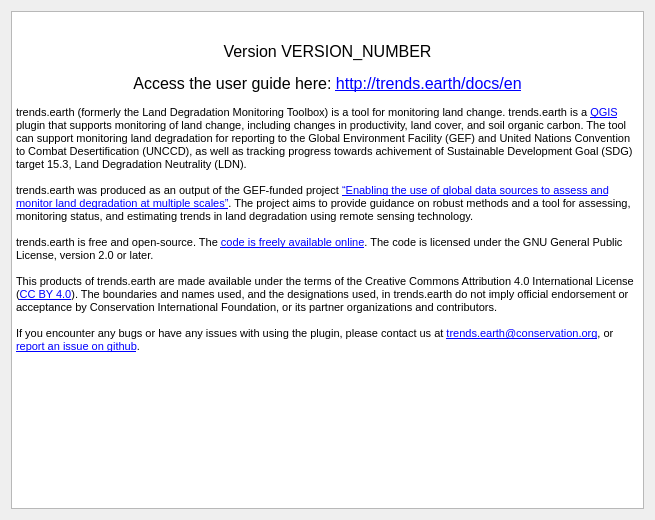
ConservationInternational/trends.earth, file LDMP/gui/DlgAbout.ui: the form before one commit.
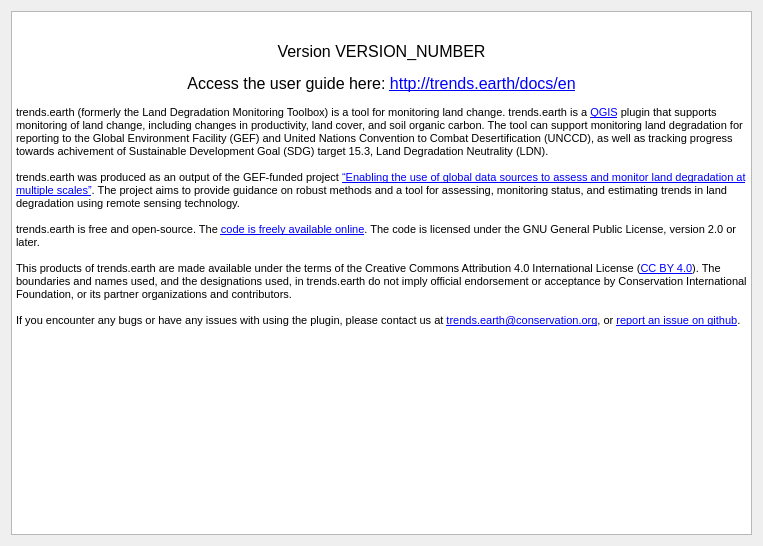
The form after the commit. Icons and pictures are not drawn.

The edit to the form file:
```diff
--- a/LDMP/gui/DlgAbout.ui
+++ b/LDMP/gui/DlgAbout.ui
@@ -6,8 +6,8 @@
    <rect>
     <x>0</x>
     <y>0</y>
-    <width>655</width>
-    <height>520</height>
+    <width>763</width>
+    <height>546</height>
    </rect>
   </property>
   <property name="windowTitle">
```
